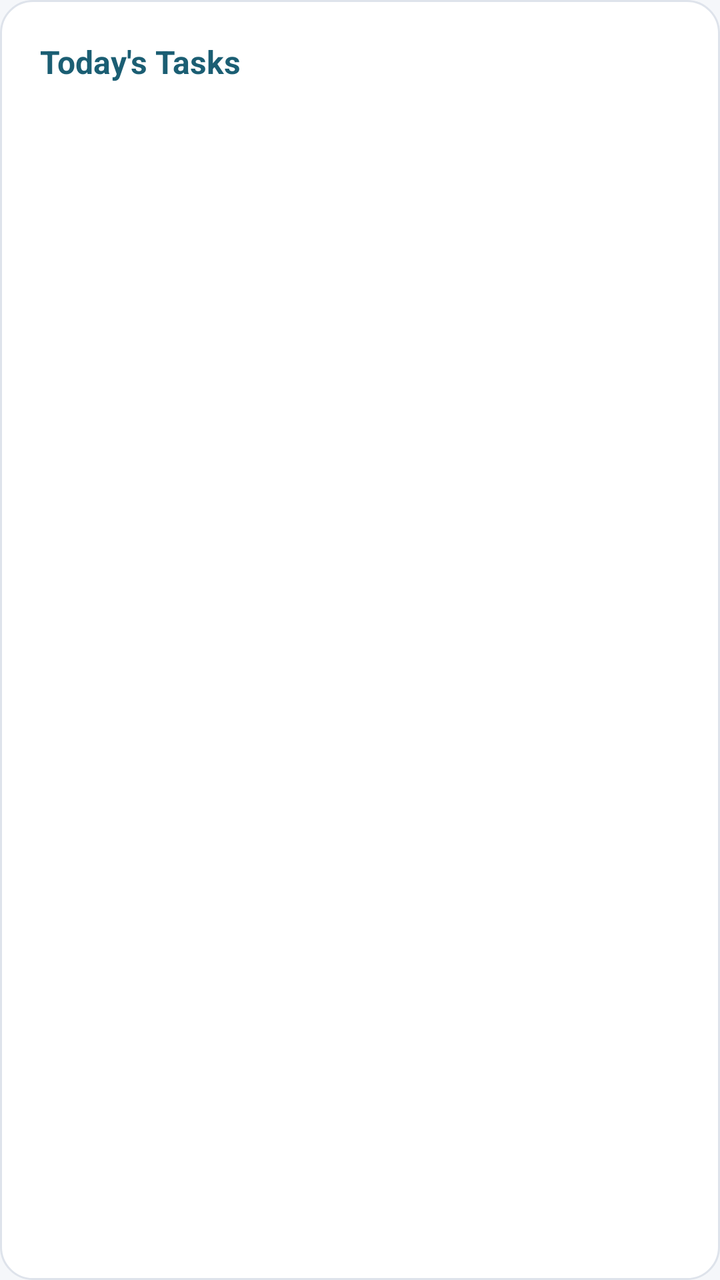
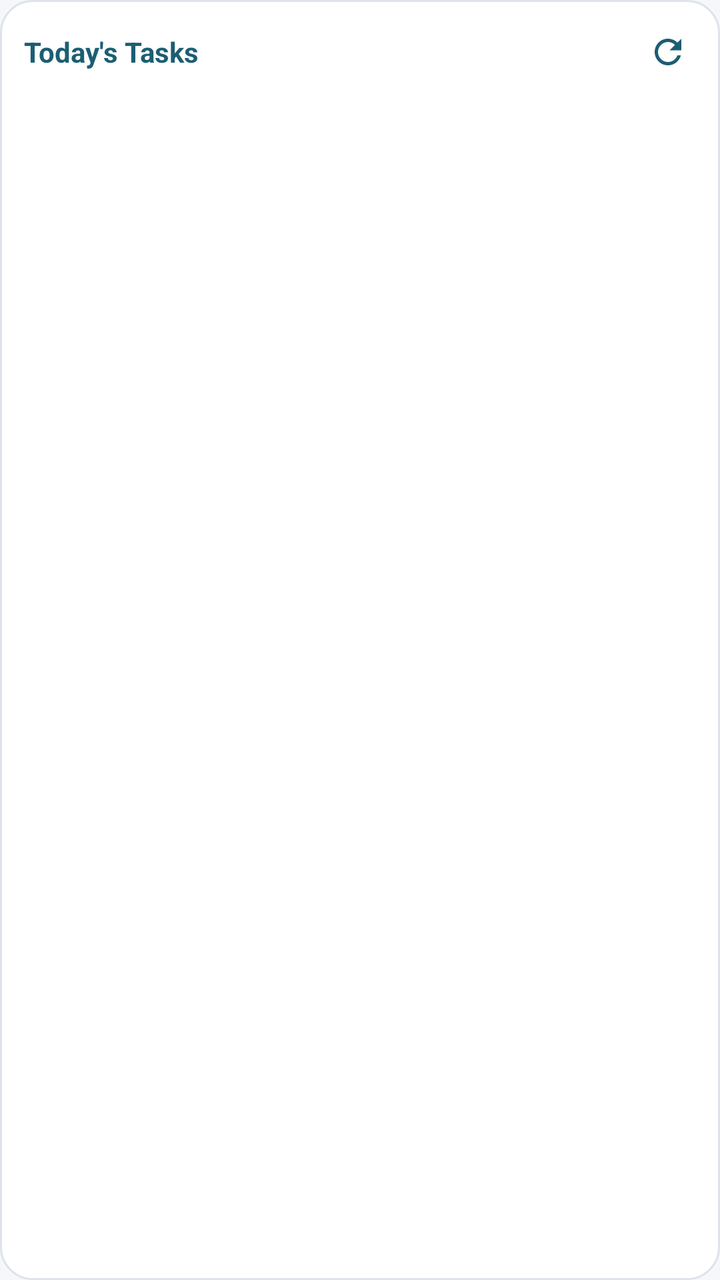

Two renders of the same Android screen: before a commit and after it. Below are the layout's source before the change and the commit's diff.
<!-- AndroidManifest.xml: application theme Theme.TakeControl -->
<!-- res/layout/widget_tasks.xml -->
<?xml version="1.0" encoding="utf-8"?>
<LinearLayout xmlns:android="http://schemas.android.com/apk/res/android"
    android:layout_width="match_parent"
    android:layout_height="match_parent"
    android:layout_margin="8dp"
    android:background="@drawable/bg_widget"
    android:orientation="vertical"
    android:padding="12dp">

    <TextView
        android:id="@+id/widgetTitle"
        android:layout_width="match_parent"
        android:layout_height="wrap_content"
        android:padding="8dp"
        android:text="Today's Tasks"
        android:textColor="@color/primary"
        android:textSize="16sp"
        android:textStyle="bold" />

    <ListView
        android:id="@+id/widgetListView"
        android:layout_width="match_parent"
        android:layout_height="0dp"
        android:layout_weight="1"
        android:divider="@android:color/transparent"
        android:dividerHeight="4dp" />

    <TextView
        android:id="@+id/emptyWidgetText"
        android:layout_width="match_parent"
        android:layout_height="match_parent"
        android:gravity="center"
        android:text="No tasks for today"
        android:visibility="gone" />

</LinearLayout>
<!-- resources referenced by this layout -->
<resources>
  <color name="primary">#1B5E73</color>
  <!-- drawable bg_widget (drawable) -->
  <?xml version="1.0" encoding="utf-8"?>
  <shape xmlns:android="http://schemas.android.com/apk/res/android">
      <solid android:color="@color/surface" />
      <corners android:radius="16dp" />
      <stroke android:width="1dp" android:color="@color/surface_variant" />
  </shape>
  <style name="Theme.TakeControl" parent="Theme.Material3.Light.NoActionBar">
          <item name="colorPrimary">@color/primary</item>
          <item name="colorPrimaryDark">@color/primary_dark</item>
          <item name="colorSecondary">@color/secondary</item>
          <item name="colorOnPrimary">@color/on_primary</item>
          <item name="colorSurface">@color/surface</item>
          <item name="android:statusBarColor">@android:color/transparent</item>
          <item name="android:windowLightStatusBar">false</item>
          <item name="android:windowBackground">@color/background</item>
          <item name="materialButtonStyle">@style/Widget.TakeControl.Button</item>
      </style>
  <color name="surface">#FFFFFF</color>
  <color name="surface_variant">#DEE3EB</color>
  <color name="primary_dark">#0F3D4D</color>
  <color name="secondary">#4CAF93</color>
  <color name="on_primary">#FFFFFF</color>
  <color name="background">#F5F7FA</color>
  <style name="Widget.TakeControl.Button" parent="Widget.Material3.Button">
          <item name="cornerRadius">12dp</item>
      </style>
</resources>

<!-- the commit's change to res/layout/widget_tasks.xml (unified diff, before → after) -->
@@ -2,28 +2,57 @@
 <LinearLayout xmlns:android="http://schemas.android.com/apk/res/android"
     android:layout_width="match_parent"
     android:layout_height="match_parent"
-    android:layout_margin="8dp"
+    android:layout_margin="4dp"
     android:background="@drawable/bg_widget"
     android:orientation="vertical"
-    android:padding="12dp">
+    android:padding="8dp">
 
-    <TextView
-        android:id="@+id/widgetTitle"
+    <LinearLayout
         android:layout_width="match_parent"
         android:layout_height="wrap_content"
-        android:padding="8dp"
-        android:text="Today's Tasks"
-        android:textColor="@color/primary"
-        android:textSize="16sp"
-        android:textStyle="bold" />
+        android:gravity="center_vertical"
+        android:orientation="horizontal"
+        android:padding="4dp">
+
+        <TextView
+            android:id="@+id/widgetTitle"
+            android:layout_width="0dp"
+            android:layout_height="wrap_content"
+            android:layout_weight="1"
+            android:text="Today's Tasks"
+            android:textColor="@color/primary"
+            android:textSize="14sp"
+            android:textStyle="bold" />
+
+        <TextView
+            android:id="@+id/widgetLastUpdated"
+            android:layout_width="wrap_content"
+            android:layout_height="wrap_content"
+            android:layout_marginEnd="6dp"
+            android:textColor="@color/text_secondary"
+            android:textSize="10sp"
+            android:visibility="gone" />
+
+        <ImageButton
+            android:id="@+id/widgetRefreshButton"
+            android:layout_width="28dp"
+            android:layout_height="28dp"
+            android:background="?android:attr/selectableItemBackgroundBorderless"
+            android:contentDescription="Refresh"
+            android:padding="4dp"
+            android:scaleType="centerInside"
+            android:src="@drawable/ic_refresh" />
+    </LinearLayout>
 
     <ListView
         android:id="@+id/widgetListView"
         android:layout_width="match_parent"
         android:layout_height="0dp"
         android:layout_weight="1"
+        android:clipToPadding="false"
         android:divider="@android:color/transparent"
-        android:dividerHeight="4dp" />
+        android:dividerHeight="4dp"
+        android:paddingTop="4dp" />
 
     <TextView
         android:id="@+id/emptyWidgetText"
@@ -31,6 +60,8 @@
         android:layout_height="match_parent"
         android:gravity="center"
         android:text="No tasks for today"
+        android:textColor="@color/text_secondary"
+        android:textSize="13sp"
         android:visibility="gone" />
 
 </LinearLayout>
<!-- resource entries referenced after the edit -->
@@ -1,6 +1,7 @@
 <!-- resources referenced by this layout -->
 <resources>
   <color name="primary">#1B5E73</color>
+  <color name="text_secondary">#44474E</color>
   <!-- drawable bg_widget (drawable) -->
   <?xml version="1.0" encoding="utf-8"?>
   <shape xmlns:android="http://schemas.android.com/apk/res/android">
@@ -8,6 +9,16 @@
       <corners android:radius="16dp" />
       <stroke android:width="1dp" android:color="@color/surface_variant" />
   </shape>
+  <!-- drawable ic_refresh (drawable) -->
+  <vector xmlns:android="http://schemas.android.com/apk/res/android"
+      android:width="24dp"
+      android:height="24dp"
+      android:viewportWidth="24"
+      android:viewportHeight="24">
+      <path
+          android:fillColor="#1B5E73"
+          android:pathData="M17.65,6.35C16.2,4.9 14.21,4 12,4c-4.42,0 -7.99,3.58 -7.99,8s3.57,8 7.99,8c3.73,0 6.84,-2.55 7.73,-6h-2.08c-0.82,2.33 -3.07,4 -5.65,4c-3.31,0 -6,-2.69 -6,-6s2.69,-6 6,-6c1.66,0 3.14,0.69 4.22,1.78L13,11h7V4l-2.35,2.35z" />
+  </vector>
   <style name="Theme.TakeControl" parent="Theme.Material3.Light.NoActionBar">
           <item name="colorPrimary">@color/primary</item>
           <item name="colorPrimaryDark">@color/primary_dark</item>
